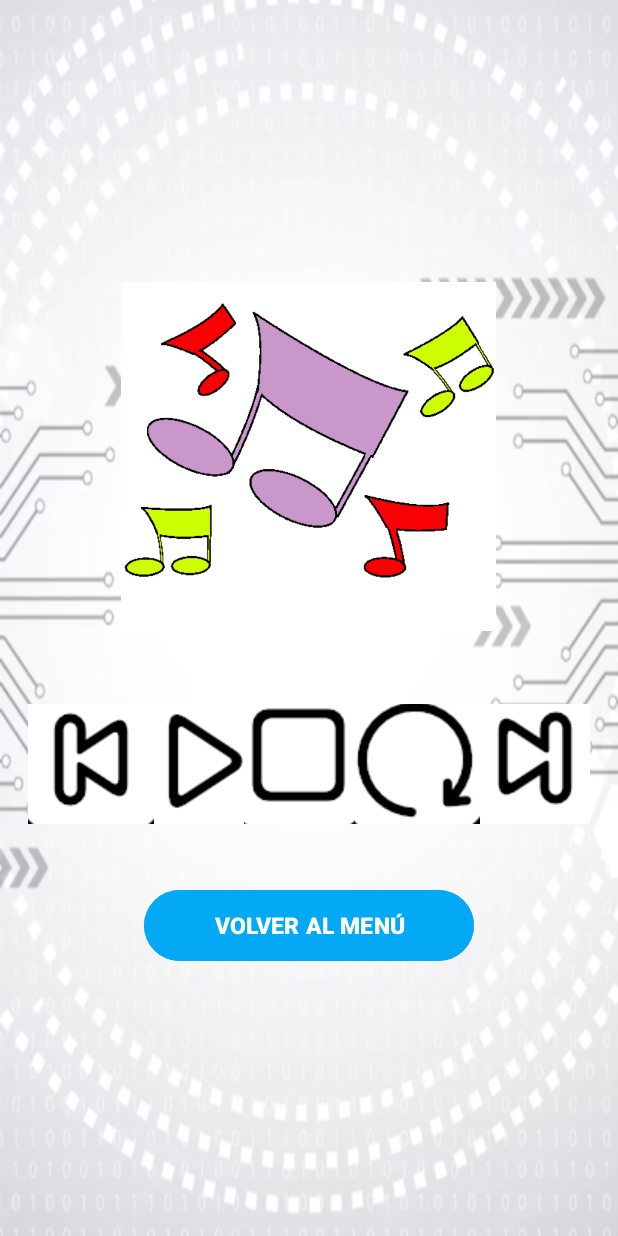
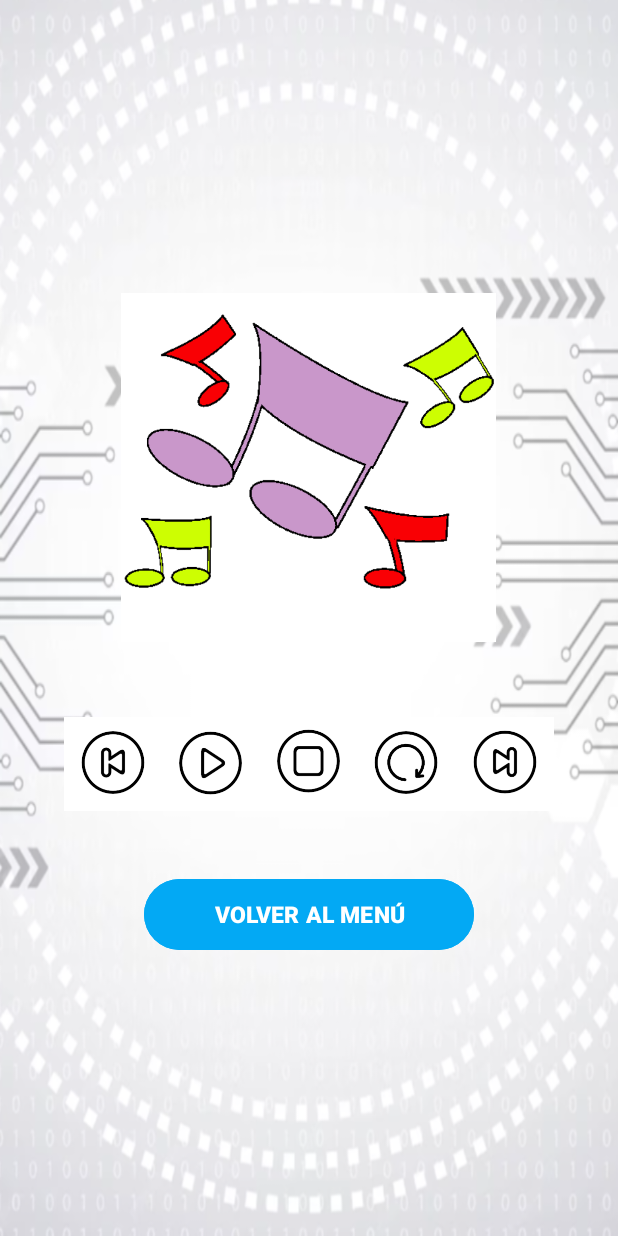
Before and after one commit to nataliagarcia2004/CIBERQUIZ_P1, an Android app: the ReproductorActivity screen opened directly, with no data from a screen before it, on a phone screen of 412 x 824 dp. Run offline under Robolectric (Android 15) with nearby library versions, the phone set to English and light mode, and no system bars.

Commit message:
Actualización iconos reproductor de musica

```diff
--- a/app/src/main/res/layout/activity_reproductor.xml
+++ b/app/src/main/res/layout/activity_reproductor.xml
@@ -5,7 +5,7 @@
     android:orientation="vertical"
     android:gravity="center"
     android:padding="16dp"
-    android:background="@drawable/foto_musica"> <!-- ⭐ FONDO NUEVO -->
+    android:background="@drawable/foto_musica">
 
     <!-- PORTADA -->
     <ImageView
@@ -13,11 +13,11 @@
         android:layout_width="250dp"
         android:layout_height="250dp"
         android:src="@drawable/portada1"
-        android:contentDescription="@string/app_name" />
+        android:contentDescription="portada" />
 
     <!-- FILA DE BOTONES -->
     <LinearLayout
-        android:layout_width="match_parent"
+        android:layout_width="wrap_content"
         android:layout_height="wrap_content"
         android:gravity="center"
         android:orientation="horizontal"
@@ -25,37 +25,47 @@
 
         <ImageButton
             android:id="@+id/btn_anterior"
-            android:layout_width="84dp"
-            android:layout_height="80dp"
+            android:layout_width="65dp"
+            android:layout_height="65dp"
             android:background="@null"
+            android:adjustViewBounds="true"
+            android:scaleType="fitCenter"
             android:src="@drawable/anterior" />
 
         <ImageButton
             android:id="@+id/btn_play"
-            android:layout_width="60dp"
-            android:layout_height="80dp"
+            android:layout_width="65dp"
+            android:layout_height="65dp"
             android:background="@null"
+            android:adjustViewBounds="true"
+            android:scaleType="fitCenter"
             android:src="@drawable/reproducir" />
 
         <ImageButton
             android:id="@+id/btn_detener"
-            android:layout_width="74dp"
-            android:layout_height="80dp"
+            android:layout_width="65dp"
+            android:layout_height="65dp"
             android:background="@null"
+            android:adjustViewBounds="true"
+            android:scaleType="fitCenter"
             android:src="@drawable/detener" />
 
         <ImageButton
             android:id="@+id/btn_repetir"
-            android:layout_width="83dp"
-            android:layout_height="80dp"
+            android:layout_width="65dp"
+            android:layout_height="65dp"
             android:background="@null"
+            android:adjustViewBounds="true"
+            android:scaleType="fitCenter"
             android:src="@drawable/repetir" />
 
         <ImageButton
             android:id="@+id/btn_siguiente"
-            android:layout_width="73dp"
-            android:layout_height="80dp"
+            android:layout_width="65dp"
+            android:layout_height="65dp"
             android:background="@null"
+            android:adjustViewBounds="true"
+            android:scaleType="fitCenter"
             android:src="@drawable/siguiente" />
     </LinearLayout>
 
```
